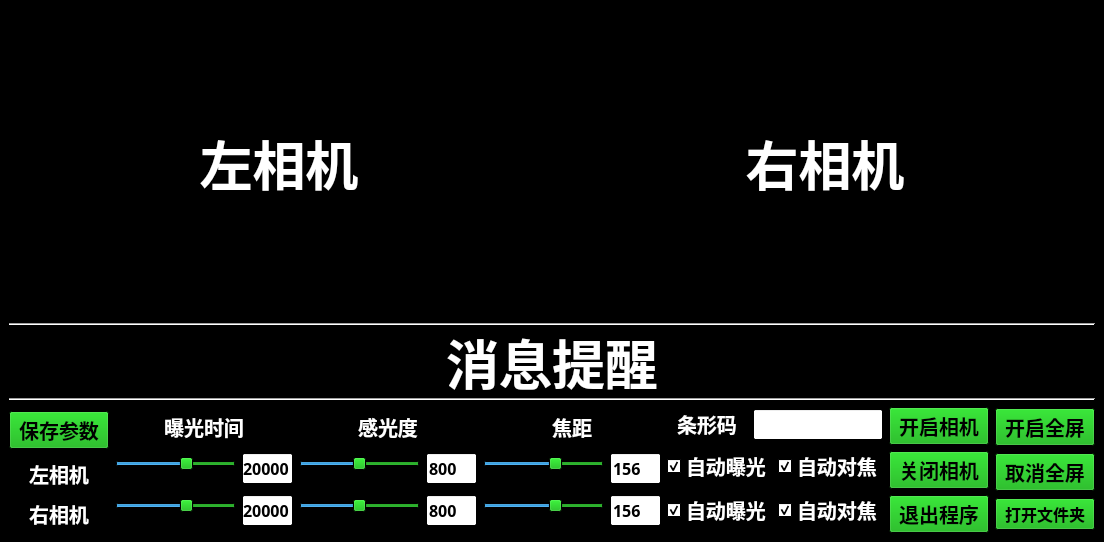
Marco-ardu/DetectScraw, file ui/main.ui: the form before one commit.
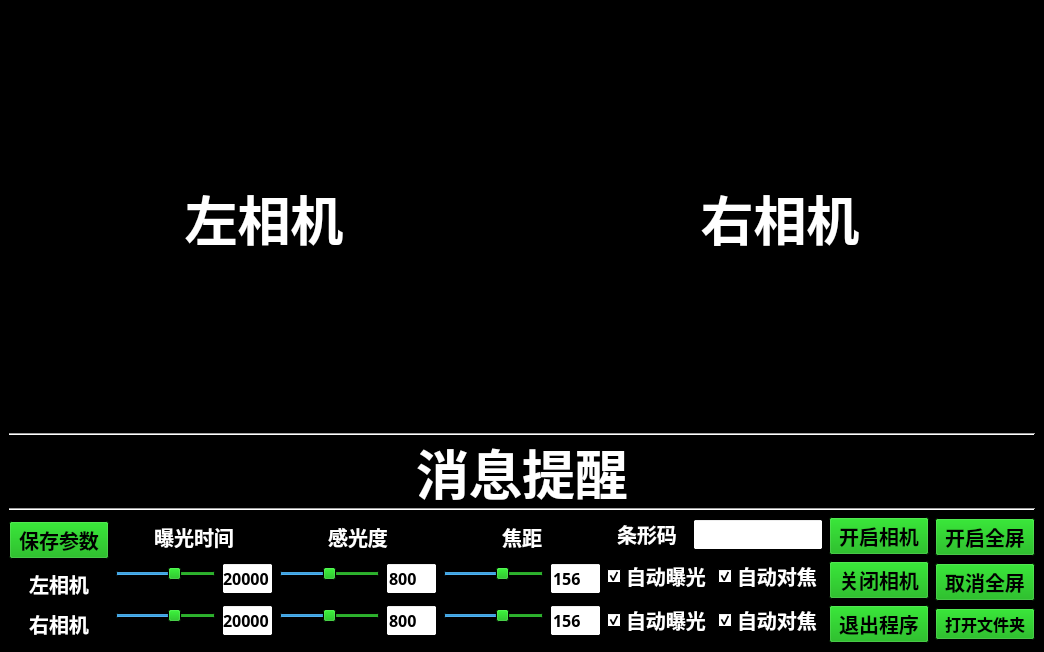
The form after the commit. Icons and pictures are not drawn.

```diff
--- a/ui/main.ui
+++ b/ui/main.ui
@@ -6,8 +6,8 @@
    <rect>
     <x>0</x>
     <y>0</y>
-    <width>1104</width>
-    <height>542</height>
+    <width>1044</width>
+    <height>652</height>
    </rect>
   </property>
   <property name="palette">
```
Left out of the diff: 10 changed lines with no effect on the pictures.
